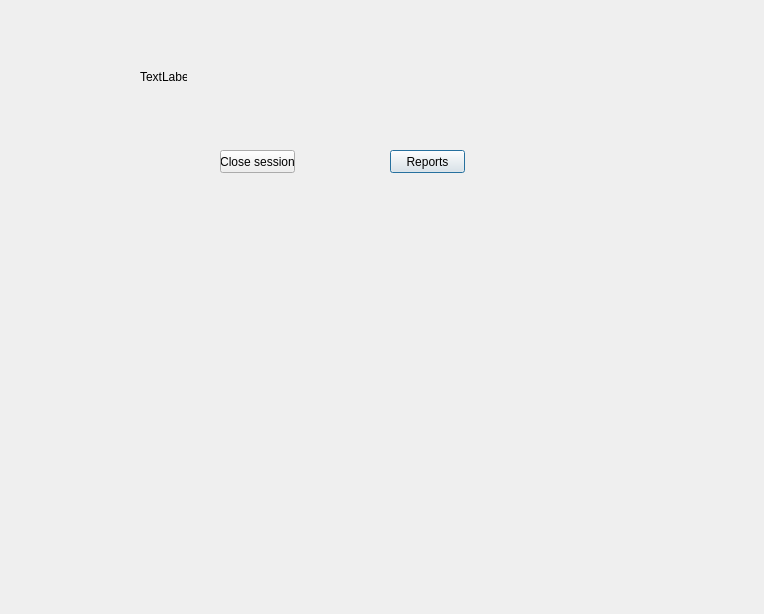
Above: Waiter/dlgmanagertools.ui from End1-1/Cafe5 before the change. Below: the same form after it.
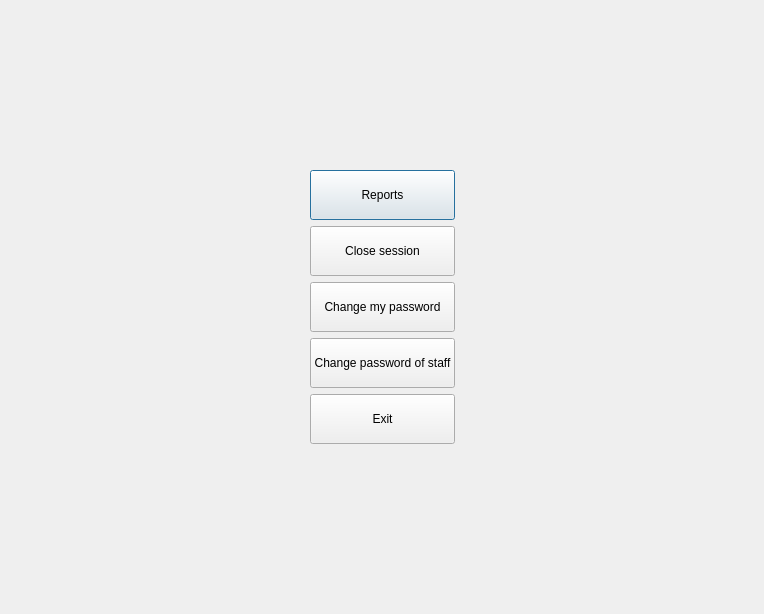
That is the form after the change.

Diff of the .ui file:
```diff
--- a/Waiter/dlgmanagertools.ui
+++ b/Waiter/dlgmanagertools.ui
@@ -13,55 +13,164 @@
   <property name="windowTitle">
    <string>Manager tools</string>
   </property>
-  <widget class="QPushButton" name="pushButton">
-   <property name="geometry">
-    <rect>
-     <x>390</x>
-     <y>150</y>
-     <width>75</width>
-     <height>23</height>
-    </rect>
-   </property>
-   <property name="text">
-    <string>Reports</string>
-   </property>
-  </widget>
-  <widget class="QWidget" name="widget" native="true">
-   <property name="geometry">
-    <rect>
-     <x>130</x>
-     <y>60</y>
-     <width>231</width>
-     <height>281</height>
-    </rect>
-   </property>
-   <widget class="QLabel" name="label">
-    <property name="geometry">
-     <rect>
-      <x>10</x>
-      <y>10</y>
-      <width>47</width>
-      <height>13</height>
-     </rect>
-    </property>
-    <property name="text">
-     <string>TextLabel</string>
-    </property>
-   </widget>
-   <widget class="QPushButton" name="btnChangeSession">
-    <property name="geometry">
-     <rect>
-      <x>90</x>
-      <y>90</y>
-      <width>75</width>
-      <height>23</height>
-     </rect>
-    </property>
-    <property name="text">
-     <string>Close session</string>
-    </property>
-   </widget>
-  </widget>
+  <layout class="QGridLayout" name="gridLayout">
+   <item row="1" column="0">
+    <spacer name="horizontalSpacer">
+     <property name="orientation">
+      <enum>Qt::Horizontal</enum>
+     </property>
+     <property name="sizeHint" stdset="0">
+      <size>
+       <width>289</width>
+       <height>20</height>
+      </size>
+     </property>
+    </spacer>
+   </item>
+   <item row="0" column="1">
+    <spacer name="verticalSpacer">
+     <property name="orientation">
+      <enum>Qt::Vertical</enum>
+     </property>
+     <property name="sizeHint" stdset="0">
+      <size>
+       <width>20</width>
+       <height>143</height>
+      </size>
+     </property>
+    </spacer>
+   </item>
+   <item row="1" column="2">
+    <spacer name="horizontalSpacer_2">
+     <property name="orientation">
+      <enum>Qt::Horizontal</enum>
+     </property>
+     <property name="sizeHint" stdset="0">
+      <size>
+       <width>288</width>
+       <height>20</height>
+      </size>
+     </property>
+    </spacer>
+   </item>
+   <item row="1" column="1">
+    <widget class="QWidget" name="widget" native="true">
+     <property name="container" stdset="0">
+      <string>1</string>
+     </property>
+     <layout class="QVBoxLayout" name="verticalLayout">
+      <item>
+       <widget class="QPushButton" name="pushButton">
+        <property name="sizePolicy">
+         <sizepolicy hsizetype="Preferred" vsizetype="Preferred">
+          <horstretch>0</horstretch>
+          <verstretch>0</verstretch>
+         </sizepolicy>
+        </property>
+        <property name="minimumSize">
+         <size>
+          <width>0</width>
+          <height>50</height>
+         </size>
+        </property>
+        <property name="text">
+         <string>Reports</string>
+        </property>
+       </widget>
+      </item>
+      <item>
+       <widget class="QPushButton" name="btnChangeSession">
+        <property name="sizePolicy">
+         <sizepolicy hsizetype="Preferred" vsizetype="Preferred">
+          <horstretch>0</horstretch>
+          <verstretch>0</verstretch>
+         </sizepolicy>
+        </property>
+        <property name="minimumSize">
+         <size>
+          <width>0</width>
+          <height>50</height>
+         </size>
+        </property>
+        <property name="text">
+         <string>Close session</string>
+        </property>
+       </widget>
+      </item>
+      <item>
+       <widget class="QPushButton" name="btnChangeMyPassword">
+        <property name="sizePolicy">
+         <sizepolicy hsizetype="Preferred" vsizetype="Preferred">
+          <horstretch>0</horstretch>
+          <verstretch>0</verstretch>
+         </sizepolicy>
+        </property>
+        <property name="minimumSize">
+         <size>
+          <width>0</width>
+          <height>50</height>
+         </size>
+        </property>
+        <property name="text">
+         <string>Change my password</string>
+        </property>
+       </widget>
+      </item>
+      <item>
+       <widget class="QPushButton" name="btnChangeStaffPassword">
+        <property name="sizePolicy">
+         <sizepolicy hsizetype="Preferred" vsizetype="Preferred">
+          <horstretch>0</horstretch>
+          <verstretch>0</verstretch>
+         </sizepolicy>
+        </property>
+        <property name="minimumSize">
+         <size>
+          <width>0</width>
+          <height>50</height>
+         </size>
+        </property>
+        <property name="text">
+         <string>Change password of staff</string>
+        </property>
+       </widget>
+      </item>
+      <item>
+       <widget class="QPushButton" name="btnExit">
+        <property name="sizePolicy">
+         <sizepolicy hsizetype="Preferred" vsizetype="Preferred">
+          <horstretch>0</horstretch>
+          <verstretch>0</verstretch>
+         </sizepolicy>
+        </property>
+        <property name="minimumSize">
+         <size>
+          <width>0</width>
+          <height>50</height>
+         </size>
+        </property>
+        <property name="text">
+         <string>Exit</string>
+        </property>
+       </widget>
+      </item>
+     </layout>
+    </widget>
+   </item>
+   <item row="2" column="1">
+    <spacer name="verticalSpacer_2">
+     <property name="orientation">
+      <enum>Qt::Vertical</enum>
+     </property>
+     <property name="sizeHint" stdset="0">
+      <size>
+       <width>20</width>
+       <height>143</height>
+      </size>
+     </property>
+    </spacer>
+   </item>
+  </layout>
  </widget>
  <resources/>
  <connections/>
```
